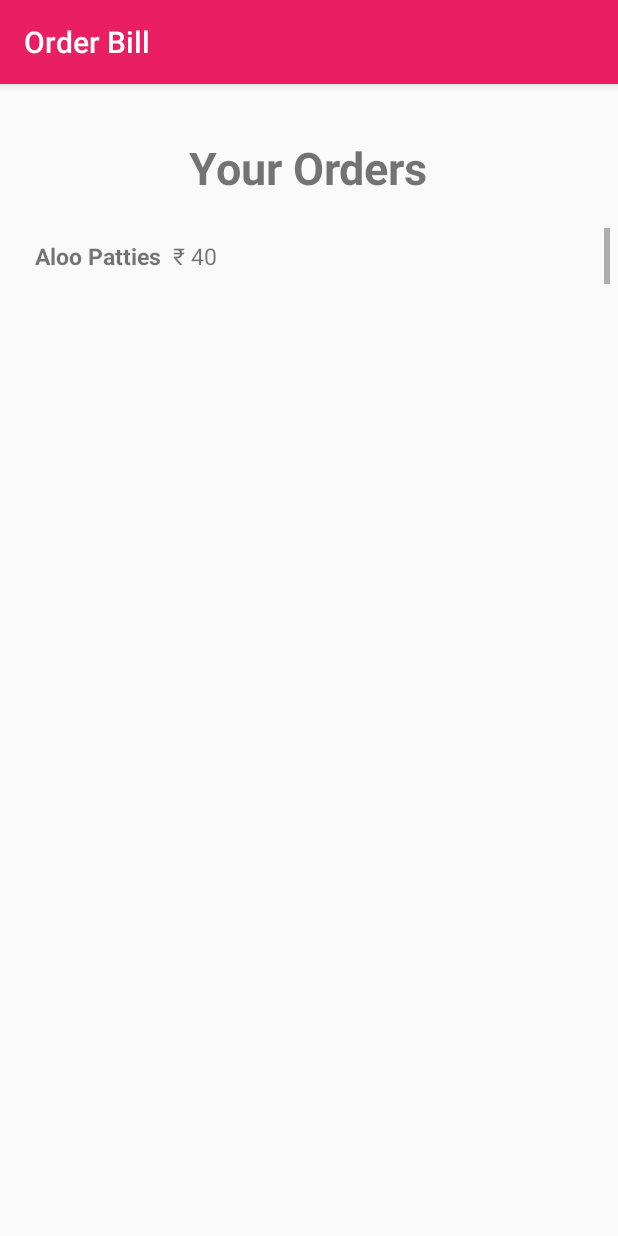
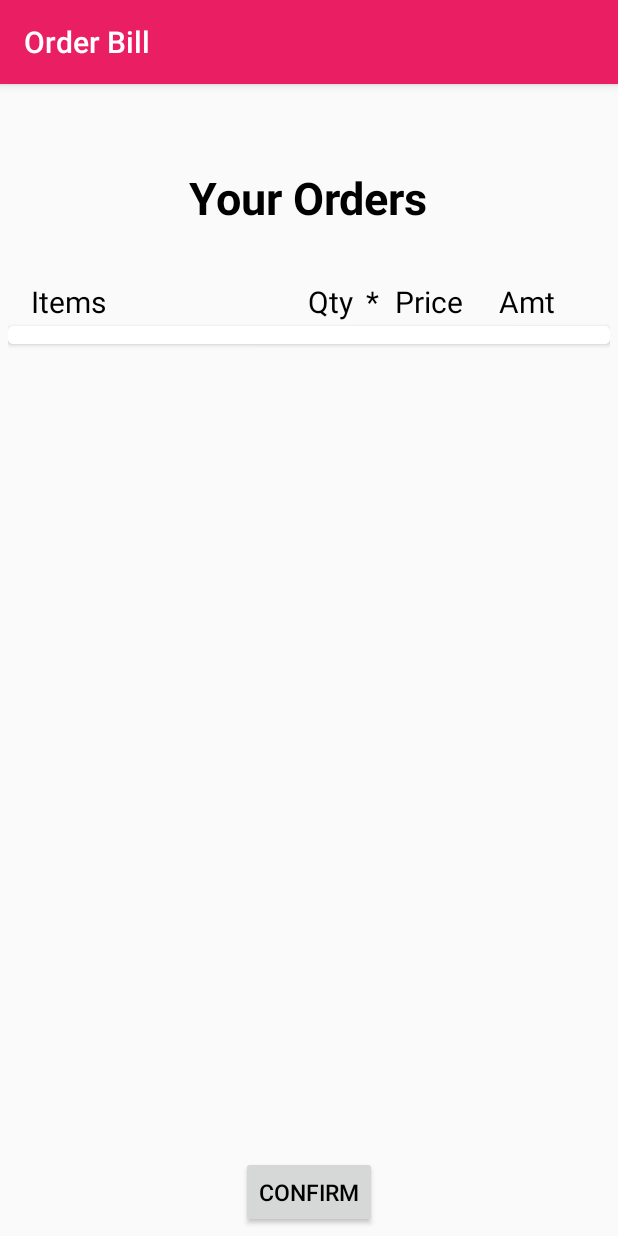
Before and after one commit to jainkuniya/college-services, an Android app: the BillPage screen opened directly, with no data from a screen before it, on a phone screen of 412 x 824 dp. Run offline under Robolectric (Android 15) with nearby library versions, the phone set to English and light mode, and no system bars.

Commit message:
Created Bill Page

```diff
--- a/app/src/main/AndroidManifest.xml
+++ b/app/src/main/AndroidManifest.xml
@@ -18,8 +18,8 @@
                 <category android:name="android.intent.category.LAUNCHER" />
             </intent-filter>
         </activity>
-        <activity android:name=".merchantPage"></activity>
-        <activity android:name=".AmulShop"
+        <activity android:name=".MerchantPage"></activity>
+        <activity android:name=".MenuPage"
             android:label="Amul Shop"/>
         <activity android:name=".BillPage"
             android:label="Order Bill"/>
--- a/app/src/main/java/com/example/himanshu/canteen/BillPage.java
+++ b/app/src/main/java/com/example/himanshu/canteen/BillPage.java
@@ -1,19 +1,26 @@
 package com.example.himanshu.canteen;
 
+import android.content.ClipData;
+import android.content.Intent;
 import android.os.Bundle;
 import android.support.v7.app.AppCompatActivity;
+import android.support.v7.widget.CardView;
 import android.support.v7.widget.LinearLayoutManager;
 import android.support.v7.widget.RecyclerView;
+import android.util.SparseArray;
+import android.view.View;
+import android.widget.Button;
 
 import java.util.ArrayList;
 import java.util.List;
+
+import static com.example.himanshu.canteen.R.layout.items;
 
 /**
  * Created by himanshu on 2/2/17.
  */
 
 public class BillPage extends AppCompatActivity {
-    private List<YourOrders> yourOrdersList;
     private RecyclerView orders;
     private YourOrdersAdapter yourOrdersAdapter;
 
@@ -23,24 +30,21 @@ public class BillPage extends AppCompatActivity {
         setContentView(R.layout.bill_page);
 
         orders = (RecyclerView) findViewById(R.id.orders);
-        yourOrdersList = new ArrayList<>();
-        yourOrdersAdapter = new YourOrdersAdapter(yourOrdersList);
+        yourOrdersAdapter = new YourOrdersAdapter(Singleton.getInstance().getItemsSparseArray());
 
         RecyclerView.LayoutManager orderLayoutManager = new LinearLayoutManager(getApplicationContext());
         orders.setLayoutManager(orderLayoutManager);
         orders.setAdapter(yourOrdersAdapter);
 
-        prepareBill();
-    }
+       findViewById(R.id.confirm).setOnClickListener(new View.OnClickListener() {
+           @Override
+           public void onClick(View v) {
+               Singleton.getInstance().getItemsSparseArray().clear();;
+               Intent intent = new Intent(BillPage.this, MainActivity.class);
+               startActivity(intent);
+               finish();
+           }
+       });
 
-    private void prepareBill() {
-        YourOrders yourOrders = new YourOrders("Aloo Patties", 40);
-        yourOrdersList.add(yourOrders);
-        YourOrders yourOrders1 = new YourOrders("Aloo Patties", 40);
-        yourOrdersList.add(yourOrders1);
-        YourOrders yourOrders2 = new YourOrders("Aloo Patties", 40);
-        yourOrdersList.add(yourOrders2);
-        YourOrders yourOrders3 = new YourOrders("Aloo Patties", 40);
-        yourOrdersList.add(yourOrders3);
     }
 }
--- a/app/src/main/java/com/example/himanshu/canteen/MainActivity.java
+++ b/app/src/main/java/com/example/himanshu/canteen/MainActivity.java
@@ -32,14 +32,11 @@ public class MainActivity extends AppCompatActivity {
     private OrderAdapter orderAdapter;
     private ShopAdapter shopAdapter;
 
-    private CardView cardview;
-
     @Override
     public void onCreate(Bundle savedInstanceState) {
         super.onCreate(savedInstanceState);
         setContentView(R.layout.activity_main);
 
-        cardview = (CardView) findViewById(R.id.card_view1);
         recyclerView = (RecyclerView) findViewById(R.id.recycler_view);
         orderList = new ArrayList<>();
         orderAdapter = new OrderAdapter(orderList);
--- a/app/src/main/java/com/example/himanshu/canteen/merchantPage.java
+++ b/app/src/main/java/com/example/himanshu/canteen/MerchantPage.java
@@ -10,7 +10,7 @@ import android.support.v7.widget.RecyclerView;
 import java.util.ArrayList;
 import java.util.List;
 
-public class merchantPage extends AppCompatActivity {
+public class MerchantPage extends AppCompatActivity {
     private List<OrderToMerchant> orderList;
     private RecyclerView recyclerView;
     private OrderMerchantAdapter OrderMerchantAdapter;
--- a/app/src/main/java/com/example/himanshu/canteen/ShopAdapter.java
+++ b/app/src/main/java/com/example/himanshu/canteen/ShopAdapter.java
@@ -2,8 +2,6 @@ package com.example.himanshu.canteen;
 
 import android.content.Context;
 import android.content.Intent;
-import android.provider.ContactsContract;
-import android.support.v7.widget.CardView;
 import android.support.v7.widget.RecyclerView;
 import android.view.LayoutInflater;
 import android.view.View;
@@ -18,8 +16,6 @@ import java.util.List;
 /**
  * Created by himanshu on 10/12/16.
  */
-import android.support.v7.app.AppCompatActivity;
-import android.widget.Toast;
 
 public class ShopAdapter extends RecyclerView.Adapter<ShopAdapter.MyViewHolder> {
     private Context mContext;
@@ -54,7 +50,7 @@ public class ShopAdapter extends RecyclerView.Adapter<ShopAdapter.MyViewHolder>
         holder.shopCover.setOnClickListener(new View.OnClickListener() {
             public void onClick(View v) {
                 Intent intent;
-                intent = new Intent(mContext, AmulShop.class);
+                intent = new Intent(mContext, MenuPage.class);
                 intent.putExtra("shopId", shop.getId());
 
                 mContext.startActivity(intent);
--- /dev/null
+++ b/app/src/main/java/com/example/himanshu/canteen/Singleton.java
@@ -0,0 +1,29 @@
+package com.example.himanshu.canteen;
+
+import android.util.SparseArray;
+
+import java.util.ArrayList;
+import java.util.HashMap;
+
+/**
+ * Created by himanshu on 2/2/17.
+ */
+
+public class Singleton {
+    private static Singleton singleton;
+    private static SparseArray<Items> itemsSparseArray;
+
+    public static Singleton getInstance() {
+        if (singleton == null) {
+            itemsSparseArray = new SparseArray<>();
+            singleton = new Singleton();
+            return singleton;
+        } else {
+            return singleton;
+        }
+    }
+
+    public SparseArray<Items> getItemsSparseArray() {
+        return itemsSparseArray;
+    }
+}
--- a/app/src/main/java/com/example/himanshu/canteen/Startup.java
+++ b/app/src/main/java/com/example/himanshu/canteen/Startup.java
@@ -18,10 +18,12 @@ public class Startup extends AppCompatActivity {
         Intent intent = new Intent(this, LoginActivity.class);
 
         startActivity(intent);
+        finish();
     }
     public void signup(View view){
         Intent intent = new Intent(this, SignUp.class);
 
         startActivity(intent);
+        finish();
     }
 }
--- a/app/src/main/java/com/example/himanshu/canteen/YourOrders.java
+++ /dev/null
@@ -1,32 +0,0 @@
-package com.example.himanshu.canteen;
-
-/**
- * Created by himanshu on 2/2/17.
- */
-
-public class YourOrders {
-    private String itemName;
-    private int totalRupees;
-
-    public YourOrders(){
-    }
-
-    public YourOrders(String itemName, int totalRupees){
-        this.itemName=itemName;
-        this.totalRupees=totalRupees;
-    }
-
-    public void setItemName(String itemName){
-        this.itemName=itemName;
-    }
-    public String getItemName(){
-        return itemName;
-    }
-    public void setTotalRupees(int totalRupees){
-        this.totalRupees=totalRupees;
-    }
-    public int getTotalRupees(){
-        return totalRupees;
-    }
-
-}
--- a/app/src/main/java/com/example/himanshu/canteen/YourOrdersAdapter.java
+++ b/app/src/main/java/com/example/himanshu/canteen/YourOrdersAdapter.java
@@ -2,6 +2,7 @@ package com.example.himanshu.canteen;
 
 import android.support.v7.widget.ActionBarOverlayLayout;
 import android.support.v7.widget.RecyclerView;
+import android.util.SparseArray;
 import android.view.LayoutInflater;
 import android.view.View;
 import android.view.ViewGroup;
@@ -9,25 +10,28 @@ import android.widget.TextView;
 
 import java.util.List;
 
+import static android.R.attr.order;
+
 /**
  * Created by himanshu on 2/2/17.
  */
 
 public class YourOrdersAdapter extends RecyclerView.Adapter<YourOrdersAdapter.MyViewHolder> {
 
-    private List<YourOrders> yourOrdersList;
+    private SparseArray<Items> itemsSparseArray;
     public class MyViewHolder extends RecyclerView.ViewHolder {
-        public TextView itemName, totalRupees;
+        public TextView itemName, qty, price, amount;
 
         public MyViewHolder(View view) {
             super(view);
             itemName = (TextView) view.findViewById(R.id.itemName);
-            totalRupees = (TextView) view.findViewById(R.id.totalRupees);
+            qty = (TextView) view.findViewById(R.id.totalQty);
+            amount = (TextView) view.findViewById(R.id.amount);
         }
     }
 
-    public YourOrdersAdapter(List<YourOrders> yourOrdersList) {
-        this.yourOrdersList=yourOrdersList;
+    public YourOrdersAdapter(SparseArray<Items> itemsSparseArray) {
+        this.itemsSparseArray=itemsSparseArray;
     }
 
     @Override
@@ -38,13 +42,15 @@ public class YourOrdersAdapter extends RecyclerView.Adapter<YourOrdersAdapter.My
 
     @Override
     public void onBindViewHolder(MyViewHolder holder, int position) {
-        YourOrders order = yourOrdersList.get(position);
+        int key = itemsSparseArray.keyAt(position);
+        Items order = itemsSparseArray.get(key);
         holder.itemName.setText(order.getItemName());
-        holder.totalRupees.setText("\u20b9 " + String.valueOf(order.getTotalRupees()));
+        holder.qty.setText(String.valueOf(order.getItemQty())+" * "+String.valueOf(order.getItemPrice()));
+        holder.amount.setText("\u20b9" + String.valueOf(order.getItemPrice()*order.getItemQty()));
     }
 
     @Override
     public int getItemCount() {
-        return yourOrdersList.size();
+        return itemsSparseArray.size();
     }
 }
--- a/app/src/main/res/layout/bill_page.xml
+++ b/app/src/main/res/layout/bill_page.xml
@@ -1,27 +1,103 @@
 <?xml version="1.0" encoding="utf-8"?>
-<RelativeLayout
-    xmlns:android="http://schemas.android.com/apk/res/android"
+<RelativeLayout xmlns:android="http://schemas.android.com/apk/res/android"
+    android:layout_width="match_parent"
     android:layout_height="match_parent"
-    android:layout_width="match_parent"
-    android:layout_margin="5dp"
-    >
+    android:layout_margin="5dp">
+
     <TextView
+        android:id="@+id/text"
         android:layout_width="wrap_content"
         android:layout_height="wrap_content"
-        android:id="@+id/text"
+        android:layout_centerHorizontal="true"
+        android:layout_marginTop="50dp"
         android:text="Your Orders"
-        android:textSize="30dp"
-        android:textStyle="bold"
-        android:layout_marginTop="30dp"
-        android:layout_centerHorizontal="true"
-        />
-    <android.support.v7.widget.RecyclerView
+        android:textColor="#000000"
+        android:textSize="30sp"
+        android:textStyle="bold" />
+
+    <LinearLayout
+        android:id="@+id/description"
+        android:layout_width="match_parent"
+        android:layout_height="30dp"
+        android:layout_below="@+id/text"
+        android:layout_marginLeft="15dp"
+        android:layout_marginTop="35dp"
+        android:orientation="horizontal"
+        android:weightSum="100">
+
+        <TextView
+            android:layout_width="0dp"
+            android:layout_height="wrap_content"
+            android:layout_weight="48"
+            android:text="Items"
+            android:textColor="#000000"
+            android:textSize="20sp" />
+
+        <TextView
+            android:layout_width="0dp"
+            android:layout_height="wrap_content"
+            android:layout_weight="10"
+            android:text="Qty"
+            android:textColor="#000000"
+            android:textSize="20sp" />
+
+        <TextView
+            android:layout_width="0dp"
+            android:layout_height="wrap_content"
+            android:layout_weight="5"
+            android:text="*"
+            android:textColor="#000000"
+            android:textSize="20sp" />
+
+        <TextView
+            android:layout_width="0dp"
+            android:layout_height="wrap_content"
+            android:layout_weight="15"
+            android:text="Price"
+            android:textColor="#000000"
+            android:textSize="20sp" />
+
+        <View
+            android:layout_width="0dp"
+            android:layout_height="wrap_content"
+            android:layout_weight="3" />
+
+        <TextView
+            android:layout_width="0dp"
+            android:layout_height="wrap_content"
+            android:layout_weight="25"
+            android:text="Amt"
+            android:textColor="#000000"
+            android:textSize="20sp" />
+    </LinearLayout>
+
+    <android.support.v7.widget.CardView xmlns:android="http://schemas.android.com/apk/res/android"
+        xmlns:card_view="http://schemas.android.com/apk/res-auto"
+        android:id="@+id/orderedItems"
         android:layout_width="match_parent"
         android:layout_height="wrap_content"
-        android:layout_below="@+id/text"
-        android:layout_marginTop="20dp"
-        android:id="@+id/orders"
-        android:scrollbars="vertical">
+        android:layout_below="@+id/description"
+        android:layout_gravity="center"
+        android:elevation="4dp"
+        card_view:cardCornerRadius="@dimen/card_album_radius">
 
-    </android.support.v7.widget.RecyclerView>
+        <android.support.v7.widget.RecyclerView
+            android:id="@+id/orders"
+            android:layout_width="match_parent"
+            android:layout_height="match_parent"
+            android:padding="6dp"
+            android:scrollbars="vertical">
+
+        </android.support.v7.widget.RecyclerView>
+    </android.support.v7.widget.CardView>
+
+    <Button
+        android:id="@+id/confirm"
+        android:layout_width="wrap_content"
+        android:layout_height="wrap_content"
+        android:layout_alignParentBottom="true"
+        android:layout_centerHorizontal="true"
+        android:text="Confirm"
+        android:textColor="#000000"
+        android:textSize="15sp" />
 </RelativeLayout>
--- a/app/src/main/res/layout/your_orders.xml
+++ b/app/src/main/res/layout/your_orders.xml
@@ -1,20 +1,36 @@
 <?xml version="1.0" encoding="utf-8"?>
-<RelativeLayout xmlns:android="http://schemas.android.com/apk/res/android"
+
+<LinearLayout xmlns:android="http://schemas.android.com/apk/res/android"
     android:layout_width="match_parent"
-    android:layout_height="match_parent"
-    android:layout_margin="8dp">
+    android:layout_height="wrap_content"
+    android:padding="5dp"
+    android:orientation="horizontal"
+    android:weightSum="100">
+
     <TextView
-        android:layout_width="wrap_content"
+        android:id="@+id/itemName"
+        android:layout_width="0dp"
         android:layout_height="wrap_content"
-        android:id="@+id/itemName"
-        android:layout_marginLeft="10dp"
-        android:textSize="15dp"
-        android:textStyle="bold" />
+        android:layout_weight="55"
+        android:textSize="20sp"/>
     <TextView
-        android:layout_width="wrap_content"
+        android:id="@+id/totalQty"
+        android:layout_width="0dp"
         android:layout_height="wrap_content"
-        android:layout_marginLeft="8dp"
-        android:textSize="15dp"
-        android:id="@+id/totalRupees"
-        android:layout_toRightOf="@+id/itemName" />
-</RelativeLayout>
+        android:layout_weight="20"
+        android:textSize="20sp" />
+
+    <View
+        android:layout_width="0dp"
+        android:layout_height="wrap_content"
+        android:layout_weight="10" />
+
+    <TextView
+        android:id="@+id/amount"
+        android:layout_width="0dp"
+        android:layout_height="wrap_content"
+        android:layout_weight="15"
+        android:textSize="20sp" />
+
+
+</LinearLayout>
```
Also changed, not shown: app/src/main/java/com/example/himanshu/canteen/AmulShop.java (deleted, +0 -86 lines), app/src/main/java/com/example/himanshu/canteen/ItemsAdapter.java (+12 -9 lines), app/src/main/java/com/example/himanshu/canteen/LoginActivity.java (+6 -10 lines), app/src/main/java/com/example/himanshu/canteen/MenuPage.java (added, +86 -0 lines), 1 other file.
